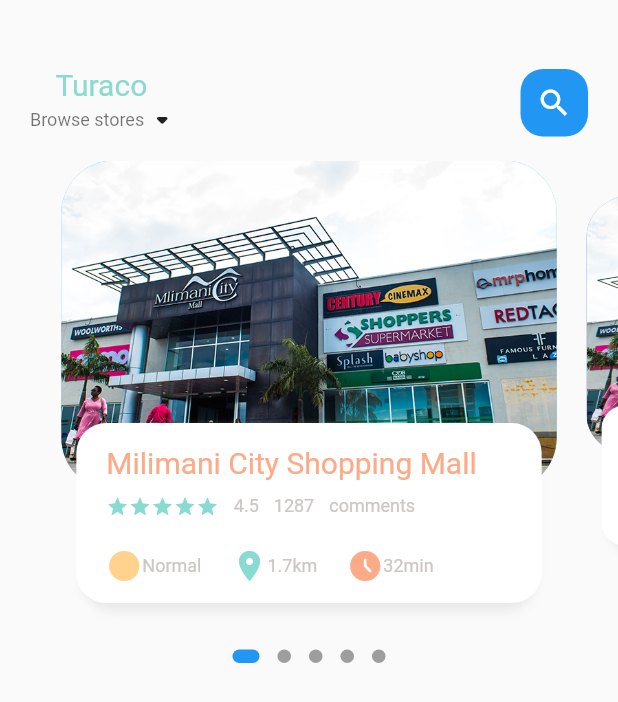
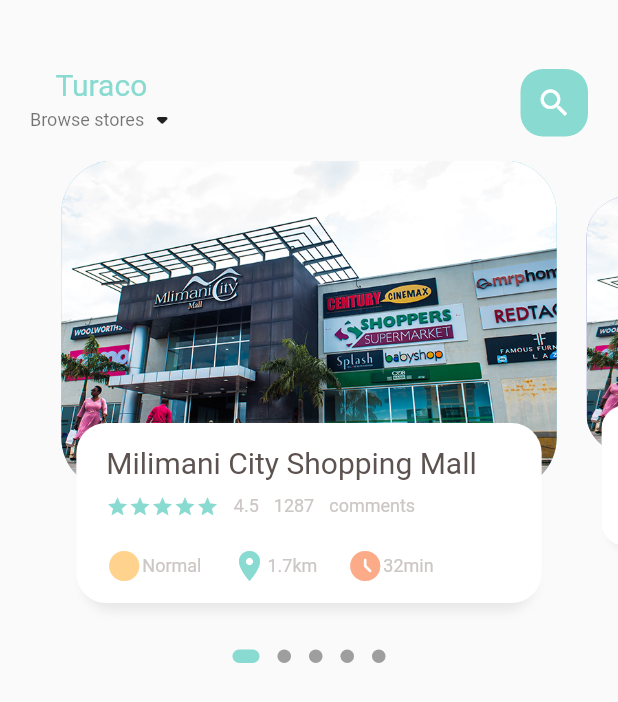
Before and after one commit to johngolem/Turaco, a Flutter app: the screen it shows after launch, on a phone screen of 412 x 824 dp. Shown: the top 702 px of the screen. Run offline on Flutter 3.47's test engine with Material 2 defaults, Android fonts, the phone set to English and light mode, and no system bars; drawn by our look-alikes of dots_indicator.

Commit message:
switch search icon color

```diff
--- a/lib/home/main_product.dart
+++ b/lib/home/main_product.dart
@@ -45,7 +45,7 @@ class _MainProductPageState extends State<MainProductPage> {
                     child: Icon(Icons.search, color: Colors.white),
                     decoration: BoxDecoration(
                       borderRadius: BorderRadius.circular(15),
-                      color: Colors.blue,
+                      color: AppColors.mainColor,
                     ),
                   )
                 ],
@@ -54,7 +54,6 @@ class _MainProductPageState extends State<MainProductPage> {
           ),
         // ignore: prefer_const_constructors
         //showing the body
-        // ignore: prefer_const_constructors
         ProductPageBody(),
         ],
       ),
--- a/lib/home/product_page_body.dart
+++ b/lib/home/product_page_body.dart
@@ -55,6 +55,7 @@ class _ProductPageBodyState extends State<ProductPageBody> {
   dotsCount: 5,
   position: _currentPageValue,
   decorator: DotsDecorator(
+    activeColor:AppColors.mainColor ,
     size: const Size.square(9.0),
     activeSize: const Size(18.0, 9.0),
     activeShape: RoundedRectangleBorder(borderRadius: BorderRadius.circular(5.0)),
--- a/lib/widgets/big_text.dart
+++ b/lib/widgets/big_text.dart
@@ -6,7 +6,7 @@ class BigText extends StatelessWidget {
   final String text;
   double size;
   TextOverflow overFlow;
-  BigText({Key? key, this.color = const Color(0xFFfcab88), required this.text, this.size=20, this.overFlow=TextOverflow.ellipsis}) : super(key: key);
+  BigText({Key? key, this.color = const Color(0xFF5c524f), required this.text, this.size=20, this.overFlow=TextOverflow.ellipsis}) : super(key: key);
 
   @override
   Widget build(BuildContext context) {
```
